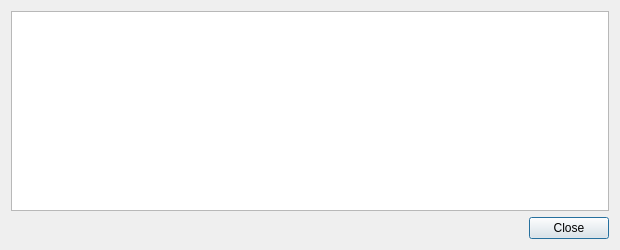
Old version of the form src/qt/forms/adrenalinenodeconfigdialog.ui in the repository aliothcoin/aliothcoin.
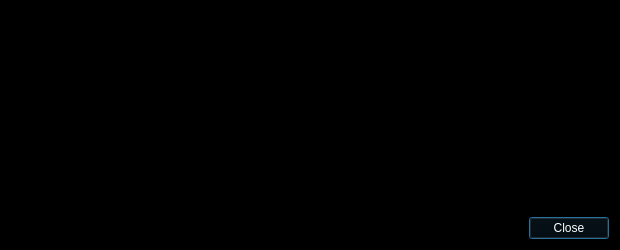
New version of the form.

```diff
--- a/src/qt/forms/adrenalinenodeconfigdialog.ui
+++ b/src/qt/forms/adrenalinenodeconfigdialog.ui
@@ -10,6 +10,421 @@
     <height>250</height>
    </rect>
   </property>
+  <property name="palette">
+   <palette>
+    <active>
+     <colorrole role="WindowText">
+      <brush brushstyle="SolidPattern">
+       <color alpha="255">
+        <red>255</red>
+        <green>255</green>
+        <blue>255</blue>
+       </color>
+      </brush>
+     </colorrole>
+     <colorrole role="Button">
+      <brush brushstyle="SolidPattern">
+       <color alpha="255">
+        <red>0</red>
+        <green>0</green>
+        <blue>0</blue>
+       </color>
+      </brush>
+     </colorrole>
+     <colorrole role="Light">
+      <brush brushstyle="SolidPattern">
+       <color alpha="255">
+        <red>0</red>
+        <green>0</green>
+        <blue>0</blue>
+       </color>
+      </brush>
+     </colorrole>
+     <colorrole role="Midlight">
+      <brush brushstyle="SolidPattern">
+       <color alpha="255">
+        <red>0</red>
+        <green>0</green>
+        <blue>0</blue>
+       </color>
+      </brush>
+     </colorrole>
+     <colorrole role="Dark">
+      <brush brushstyle="SolidPattern">
+       <color alpha="255">
+        <red>0</red>
+        <green>0</green>
+        <blue>0</blue>
+       </color>
+      </brush>
+     </colorrole>
+     <colorrole role="Mid">
+      <brush brushstyle="SolidPattern">
+       <color alpha="255">
+        <red>0</red>
+        <green>0</green>
+        <blue>0</blue>
+       </color>
+      </brush>
+     </colorrole>
+     <colorrole role="Text">
+      <brush brushstyle="SolidPattern">
+       <color alpha="255">
+        <red>255</red>
+        <green>255</green>
+        <blue>255</blue>
+       </color>
+      </brush>
+     </colorrole>
+     <colorrole role="BrightText">
+      <brush brushstyle="SolidPattern">
+       <color alpha="255">
+        <red>255</red>
+        <green>255</green>
+        <blue>255</blue>
+       </color>
+      </brush>
+     </colorrole>
+     <colorrole role="ButtonText">
+      <brush brushstyle="SolidPattern">
+       <color alpha="255">
+        <red>255</red>
+        <green>255</green>
+        <blue>255</blue>
+       </color>
+      </brush>
+     </colorrole>
+     <colorrole role="Base">
+      <brush brushstyle="SolidPattern">
+       <color alpha="255">
+        <red>0</red>
+        <green>0</green>
+        <blue>0</blue>
+       </color>
+      </brush>
+     </colorrole>
+     <colorrole role="Window">
+      <brush brushstyle="SolidPattern">
+       <color alpha="255">
+        <red>0</red>
+        <green>0</green>
+        <blue>0</blue>
+       </color>
+      </brush>
+     </colorrole>
+     <colorrole role="Shadow">
+      <brush brushstyle="SolidPattern">
+       <color alpha="255">
+        <red>0</red>
+        <green>0</green>
+        <blue>0</blue>
+       </color>
+      </brush>
+     </colorrole>
+     <colorrole role="AlternateBase">
+      <brush brushstyle="SolidPattern">
+       <color alpha="255">
+        <red>0</red>
+        <green>0</green>
+        <blue>0</blue>
+       </color>
+      </brush>
+     </colorrole>
+     <colorrole role="ToolTipBase">
+      <brush brushstyle="SolidPattern">
+       <color alpha="255">
+        <red>255</red>
+        <green>255</green>
+        <blue>220</blue>
+       </color>
+      </brush>
+     </colorrole>
+     <colorrole role="ToolTipText">
+      <brush brushstyle="SolidPattern">
+       <color alpha="255">
+        <red>0</red>
+        <green>0</green>
+        <blue>0</blue>
+       </color>
+      </brush>
+     </colorrole>
+    </active>
+    <inactive>
+     <colorrole role="WindowText">
+      <brush brushstyle="SolidPattern">
+       <color alpha="255">
+        <red>255</red>
+        <green>255</green>
+        <blue>255</blue>
+       </color>
+      </brush>
+     </colorrole>
+     <colorrole role="Button">
+      <brush brushstyle="SolidPattern">
+       <color alpha="255">
+        <red>0</red>
+        <green>0</green>
+        <blue>0</blue>
+       </color>
+      </brush>
+     </colorrole>
+     <colorrole role="Light">
+      <brush brushstyle="SolidPattern">
+       <color alpha="255">
+        <red>0</red>
+        <green>0</green>
+        <blue>0</blue>
+       </color>
+      </brush>
+     </colorrole>
+     <colorrole role="Midlight">
+      <brush brushstyle="SolidPattern">
+       <color alpha="255">
+        <red>0</red>
+        <green>0</green>
+        <blue>0</blue>
+       </color>
+      </brush>
+     </colorrole>
+     <colorrole role="Dark">
+      <brush brushstyle="SolidPattern">
+       <color alpha="255">
+        <red>0</red>
+        <green>0</green>
+        <blue>0</blue>
+       </color>
+      </brush>
+     </colorrole>
+     <colorrole role="Mid">
+      <brush brushstyle="SolidPattern">
+       <color alpha="255">
+        <red>0</red>
+        <green>0</green>
+        <blue>0</blue>
+       </color>
+      </brush>
+     </colorrole>
+     <colorrole role="Text">
+      <brush brushstyle="SolidPattern">
+       <color alpha="255">
+        <red>255</red>
+        <green>255</green>
+        <blue>255</blue>
+       </color>
+      </brush>
+     </colorrole>
+     <colorrole role="BrightText">
+      <brush brushstyle="SolidPattern">
+       <color alpha="255">
+        <red>255</red>
+        <green>255</green>
+        <blue>255</blue>
+       </color>
+      </brush>
+     </colorrole>
+     <colorrole role="ButtonText">
+      <brush brushstyle="SolidPattern">
+       <color alpha="255">
+        <red>255</red>
+        <green>255</green>
+        <blue>255</blue>
+       </color>
+      </brush>
+     </colorrole>
+     <colorrole role="Base">
+      <brush brushstyle="SolidPattern">
+       <color alpha="255">
+        <red>0</red>
+        <green>0</green>
+        <blue>0</blue>
+       </color>
+      </brush>
+     </colorrole>
+     <colorrole role="Window">
+      <brush brushstyle="SolidPattern">
+       <color alpha="255">
+        <red>0</red>
+        <green>0</green>
+        <blue>0</blue>
+       </color>
+      </brush>
+     </colorrole>
+     <colorrole role="Shadow">
+      <brush brushstyle="SolidPattern">
+       <color alpha="255">
+        <red>0</red>
+        <green>0</green>
+        <blue>0</blue>
+       </color>
+      </brush>
+     </colorrole>
+     <colorrole role="AlternateBase">
+      <brush brushstyle="SolidPattern">
+       <color alpha="255">
+        <red>0</red>
+        <green>0</green>
+        <blue>0</blue>
+       </color>
+      </brush>
+     </colorrole>
+     <colorrole role="ToolTipBase">
+      <brush brushstyle="SolidPattern">
+       <color alpha="255">
+        <red>255</red>
+        <green>255</green>
+        <blue>220</blue>
+       </color>
+      </brush>
+     </colorrole>
+     <colorrole role="ToolTipText">
+      <brush brushstyle="SolidPattern">
+       <color alpha="255">
+        <red>0</red>
+        <green>0</green>
+        <blue>0</blue>
+       </color>
+      </brush>
+     </colorrole>
+    </inactive>
+    <disabled>
+     <colorrole role="WindowText">
+      <brush brushstyle="SolidPattern">
+       <color alpha="255">
+        <red>0</red>
+        <green>0</green>
+        <blue>0</blue>
+       </color>
+      </brush>
+     </colorrole>
+     <colorrole role="Button">
+      <brush brushstyle="SolidPattern">
+       <color alpha="255">
+        <red>0</red>
+        <green>0</green>
+        <blue>0</blue>
+       </color>
+      </brush>
+     </colorrole>
+     <colorrole role="Light">
+      <brush brushstyle="SolidPattern">
+       <color alpha="255">
+        <red>0</red>
+        <green>0</green>
+        <blue>0</blue>
+       </color>
+      </brush>
+     </colorrole>
+     <colorrole role="Midlight">
+      <brush brushstyle="SolidPattern">
+       <color alpha="255">
+        <red>0</red>
+        <green>0</green>
+        <blue>0</blue>
+       </color>
+      </brush>
+     </colorrole>
+     <colorrole role="Dark">
+      <brush brushstyle="SolidPattern">
+       <color alpha="255">
+        <red>0</red>
+        <green>0</green>
+        <blue>0</blue>
+       </color>
+      </brush>
+     </colorrole>
+     <colorrole role="Mid">
+      <brush brushstyle="SolidPattern">
+       <color alpha="255">
+        <red>0</red>
+        <green>0</green>
+        <blue>0</blue>
+       </color>
+      </brush>
+     </colorrole>
+     <colorrole role="Text">
+      <brush brushstyle="SolidPattern">
+       <color alpha="255">
+        <red>0</red>
+        <green>0</green>
+        <blue>0</blue>
+       </color>
+      </brush>
+     </colorrole>
+     <colorrole role="BrightText">
+      <brush brushstyle="SolidPattern">
+       <color alpha="255">
+        <red>255</red>
+        <green>255</green>
+        <blue>255</blue>
+       </color>
+      </brush>
+     </colorrole>
+     <colorrole role="ButtonText">
+      <brush brushstyle="SolidPattern">
+       <color alpha="255">
+        <red>0</red>
+        <green>0</green>
+        <blue>0</blue>
+       </color>
+      </brush>
+     </colorrole>
+     <colorrole role="Base">
+      <brush brushstyle="SolidPattern">
+       <color alpha="255">
+        <red>0</red>
+        <green>0</green>
+        <blue>0</blue>
+       </color>
+      </brush>
+     </colorrole>
+     <colorrole role="Window">
+      <brush brushstyle="SolidPattern">
+       <color alpha="255">
+        <red>0</red>
+        <green>0</green>
+        <blue>0</blue>
+       </color>
+      </brush>
+     </colorrole>
+     <colorrole role="Shadow">
+      <brush brushstyle="SolidPattern">
+       <color alpha="255">
+        <red>0</red>
+        <green>0</green>
+        <blue>0</blue>
+       </color>
+      </brush>
+     </colorrole>
+     <colorrole role="AlternateBase">
+      <brush brushstyle="SolidPattern">
+       <color alpha="255">
+        <red>0</red>
+        <green>0</green>
+        <blue>0</blue>
+       </color>
+      </brush>
+     </colorrole>
+     <colorrole role="ToolTipBase">
+      <brush brushstyle="SolidPattern">
+       <color alpha="255">
+        <red>255</red>
+        <green>255</green>
+        <blue>220</blue>
+       </color>
+      </brush>
+     </colorrole>
+     <colorrole role="ToolTipText">
+      <brush brushstyle="SolidPattern">
+       <color alpha="255">
+        <red>0</red>
+        <green>0</green>
+        <blue>0</blue>
+       </color>
+      </brush>
+     </colorrole>
+    </disabled>
+   </palette>
+  </property>
   <property name="windowTitle">
    <string>Master Node Configuration Template</string>
   </property>
```
